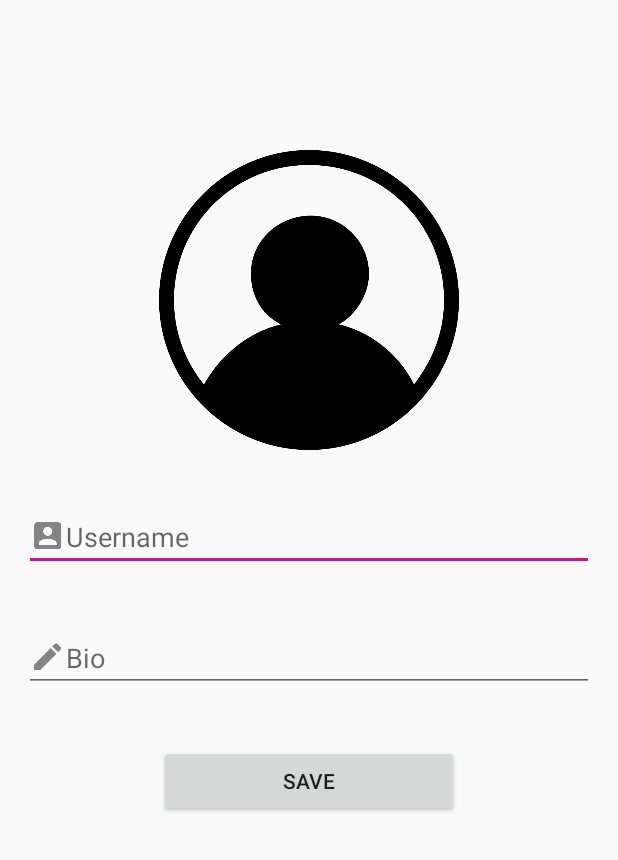
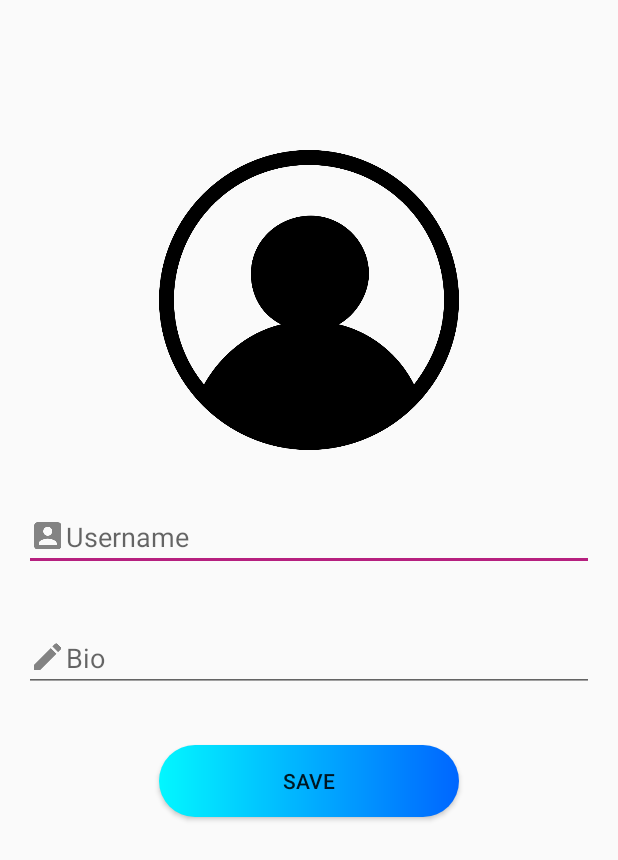
Before and after one commit to srishti01/stackUnderflow, an Android app: the screen it shows after launch once a user with an empty profile is signed in (SettingsActivity), on a phone screen of 412 x 824 dp. Shown: the top 860 px of the screen. Run offline under Robolectric (Android 15) with nearby library versions, the phone set to English and light mode, and no system bars; our stand-ins replace Firebase (no records; nobody signed in at launch, a user with empty details on screens opened directly), Picasso; libraries missing offline, so code that uses them is left out: com.hbb20; 2 statements that could not run were skipped.

Commit message:
settings activity button gradient done

```diff
--- a/app/src/main/res/layout/activity_settings.xml
+++ b/app/src/main/res/layout/activity_settings.xml
@@ -44,6 +44,7 @@
         android:id="@+id/save_button"
         android:layout_marginRight="106dp"
         android:layout_marginTop="35dp"
+        android:background="@drawable/custom_button"
         />
 
 
```
